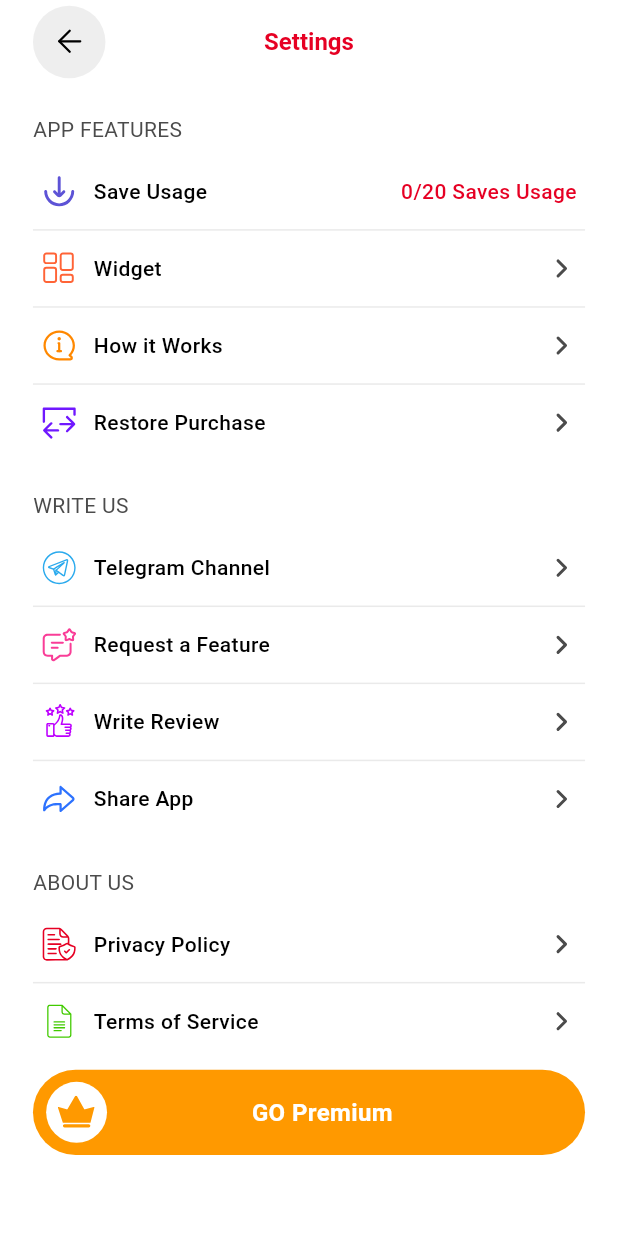
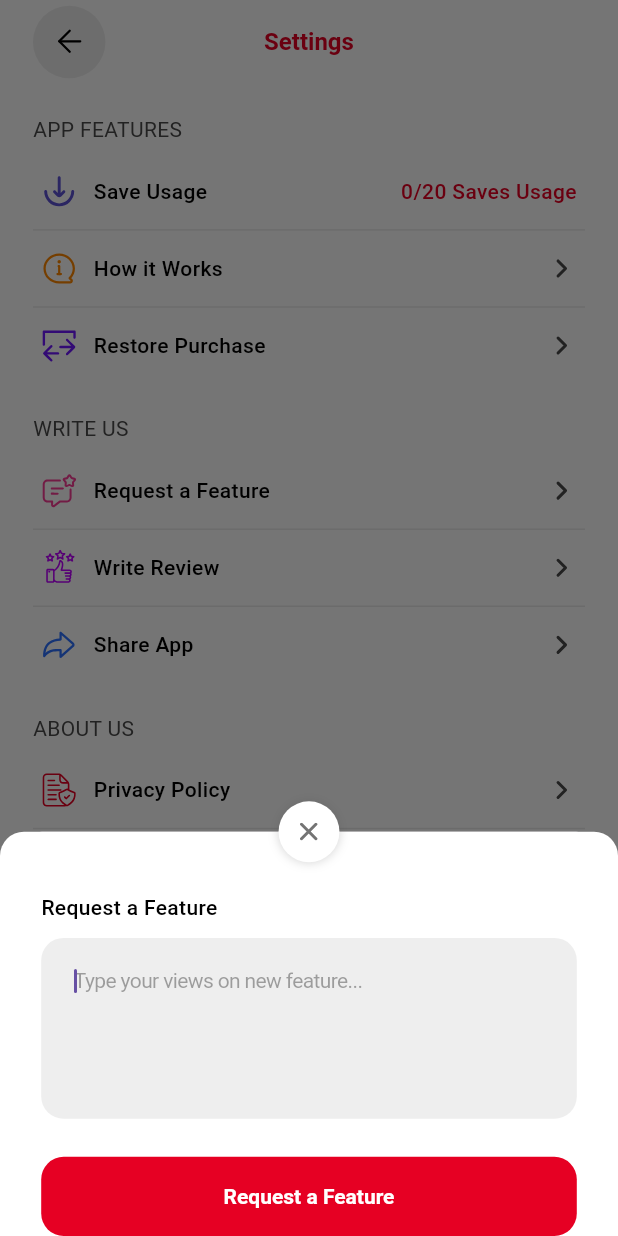
Before and after one commit to s0urav-hald3r/mypins, a Flutter app: the SettingsView screen opened directly, after a tap on "Request a Feature", on a phone screen of 412 x 824 dp. Run offline on Flutter 3.47's test engine with Material 3 defaults, Android fonts, the phone set to English and light mode, and no system bars; our stand-ins replace cached_network_image, dio, flutter_native_splash, flutter_svg, get, get_storage and 2 more; missing offline and left inert: fadingpageview, flutter_config, purchases_flutter, super_tooltip; accounts and stored records are empty.

Commit message:
client changes

```diff
--- a/lib/components/home/collection_options.dart
+++ b/lib/components/home/collection_options.dart
@@ -66,7 +66,7 @@ class CollectionOptions extends StatelessWidget {
                 isScrollControlled: true,
                 builder: (context) {
                   controller.resetSelectedPins();
-                  return ShowPinsList(collectionTag: model.name!);
+                  return ShowPinsList(collection: model);
                 });
           },
           child: Padding(
--- /dev/null
+++ b/lib/components/settings/request_feature_box.dart
@@ -0,0 +1,108 @@
+import 'package:flutter/cupertino.dart';
+import 'package:flutter/material.dart';
+import 'package:flutter_svg/flutter_svg.dart';
+import 'package:mypins/config/colors.dart';
+import 'package:mypins/config/icons.dart';
+import 'package:mypins/controllers/home_controller.dart';
+import 'package:mypins/services/navigator_key.dart';
+import 'package:mypins/utils/extension.dart';
+
+class RequestFeatureBox extends StatelessWidget {
+  const RequestFeatureBox({super.key});
+
+  @override
+  Widget build(BuildContext context) {
+    final controller = HomeController.instance;
+
+    return Container(
+      width: MediaQuery.of(context).size.width,
+      padding: EdgeInsets.fromLTRB(
+        25.w,
+        0,
+        25.w,
+        MediaQuery.of(context).viewInsets.bottom,
+      ),
+      decoration: const BoxDecoration(
+        borderRadius: BorderRadius.only(
+          topLeft: Radius.circular(16),
+          topRight: Radius.circular(16),
+        ),
+        color: whiteColor,
+      ),
+      child: Column(mainAxisSize: MainAxisSize.min, children: [
+        InkWell(
+          onTap: () {
+            NavigatorKey.pop();
+          },
+          child: Transform.translate(
+            offset: Offset(0, -20.h),
+            child: Container(
+              width: 40.h,
+              height: 40.h,
+              decoration: BoxDecoration(
+                  shape: BoxShape.circle,
+                  color: whiteColor,
+                  boxShadow: [
+                    BoxShadow(
+                      color: offWhiteColor.withOpacity(.25),
+                      blurRadius: 5,
+                    )
+                  ]),
+              child: Center(
+                child: SvgPicture.asset(crossIcon),
+              ),
+            ),
+          ),
+        ),
+        const Row(children: [
+          Text(
+            'Request a Feature',
+            style: TextStyle(
+              fontWeight: FontWeight.w500,
+              fontSize: 14,
+              color: blackColor,
+            ),
+          ),
+        ]),
+        SizedBox(height: 10.h),
+        CupertinoTextField(
+          controller: controller.requestFeature,
+          maxLines: 5,
+          autofocus: true,
+          decoration: BoxDecoration(
+            color: const Color(0xFFEEEEEE),
+            borderRadius: BorderRadius.circular(15),
+          ),
+          padding: EdgeInsets.symmetric(horizontal: 20.w, vertical: 20.h),
+          style: const TextStyle(
+            fontSize: 14,
+            fontWeight: FontWeight.w500,
+            color: Color(0xFF4B4B4B),
+          ),
+          placeholder: 'Type your views on new feature...\n\n\n\n',
+          placeholderStyle: TextStyle(
+            fontSize: 14,
+            fontWeight: FontWeight.w400,
+            color: const Color(0xFF4B4B4B).withOpacity(.5),
+          ),
+        ),
+        Container(
+          margin: EdgeInsets.fromLTRB(
+            0,
+            25.h,
+            0,
+            MediaQuery.of(context).padding.bottom,
+          ),
+          width: MediaQuery.of(context).size.width,
+          height: 52.h,
+          child: ElevatedButton(
+            child: const Text('Request a Feature'),
+            onPressed: () {
+              controller.sendMailForRequestFeature();
+            },
+          ),
+        ),
+      ]),
+    );
+  }
+}
--- a/lib/config/constants.dart
+++ b/lib/config/constants.dart
@@ -21,3 +21,4 @@ const String shareText = '';
 const String privacyPolicyUrl = '';
 const String termsOfUseUrl = '';
 const String supportUrl = '';
+const String supportMail = '';
--- a/lib/views/settings_view.dart
+++ b/lib/views/settings_view.dart
@@ -1,5 +1,6 @@
 import 'package:flutter/material.dart';
 import 'package:flutter_svg/flutter_svg.dart';
+import 'package:mypins/components/settings/request_feature_box.dart';
 import 'package:mypins/components/settings/usage_box.dart';
 import 'package:mypins/config/colors.dart';
 import 'package:mypins/config/icons.dart';
@@ -38,8 +39,11 @@ class SettingsView extends StatelessWidget {
           ),
         ),
       ),
-      body:
-          ListView(padding: EdgeInsets.symmetric(horizontal: 20.w), children: [
+      body: Container(
+        width: MediaQuery.of(context).size.width,
+        height: MediaQuery.of(context).size.height,
+        padding: EdgeInsets.symmetric(horizontal: 20.w),
+        child: Column(crossAxisAlignment: CrossAxisAlignment.start, children: [
           SizedBox(height: 20.h),
           Text(
             'App Features'.toUpperCase(),
@@ -84,11 +88,12 @@ class SettingsView extends StatelessWidget {
             ),
           ),
           const Divider(color: Color(0xFFEAEAEA), height: 1),
-        MenuItem(icon: widgetIcon, title: 'Widget', callBack: () {}),
-        const Divider(color: Color(0xFFEAEAEA), height: 1),
+          // MenuItem(icon: widgetIcon, title: 'Widget', callBack: () {}),
+          // const Divider(color: Color(0xFFEAEAEA), height: 1),
           MenuItem(icon: hiwIcon, title: 'How it Works', callBack: () {}),
           const Divider(color: Color(0xFFEAEAEA), height: 1),
-        MenuItem(icon: restoreIcon, title: 'Restore Purchase', callBack: () {}),
+          MenuItem(
+              icon: restoreIcon, title: 'Restore Purchase', callBack: () {}),
           SizedBox(height: 20.h),
           Text(
             'Write Us'.toUpperCase(),
@@ -99,11 +104,21 @@ class SettingsView extends StatelessWidget {
             ),
           ),
           SizedBox(height: 6.h),
+          // MenuItem(
+          //     icon: telegramIcon, title: 'Telegram Channel', callBack: () {}),
+          // const Divider(color: Color(0xFFEAEAEA), height: 1),
           MenuItem(
-            icon: telegramIcon, title: 'Telegram Channel', callBack: () {}),
-        const Divider(color: Color(0xFFEAEAEA), height: 1),
-        MenuItem(
-            icon: requestIcon, title: 'Request a Feature', callBack: () {}),
+              icon: requestIcon,
+              title: 'Request a Feature',
+              callBack: () {
+                showModalBottomSheet(
+                    context: context,
+                    isDismissible: false,
+                    isScrollControlled: true,
+                    builder: (context) {
+                      return const RequestFeatureBox();
+                    });
+              }),
           const Divider(color: Color(0xFFEAEAEA), height: 1),
           MenuItem(icon: reviewIcon, title: 'Write Review', callBack: () {}),
           const Divider(color: Color(0xFFEAEAEA), height: 1),
@@ -121,7 +136,7 @@ class SettingsView extends StatelessWidget {
           MenuItem(icon: privacyIcon, title: 'Privacy Policy', callBack: () {}),
           const Divider(color: Color(0xFFEAEAEA), height: 1),
           MenuItem(icon: termsIcon, title: 'Terms of Service', callBack: () {}),
-        SizedBox(height: 7.h),
+          const Spacer(),
           InkWell(
             onTap: () {
               NavigatorKey.push(const PremiumView());
@@ -160,7 +175,9 @@ class SettingsView extends StatelessWidget {
                   ]),
             ),
           ),
+          SizedBox(height: MediaQuery.of(context).padding.bottom)
         ]),
+      ),
     );
   }
 }
--- a/pubspec.yaml
+++ b/pubspec.yaml
@@ -49,6 +49,7 @@ dependencies:
   flutter_staggered_grid_view: ^0.7.0
   flutter_config: ^2.0.2
   path_provider: ^2.1.5
+  super_tooltip: ^2.0.9
 
 dev_dependencies:
   flutter_test:
```
Also changed, not shown: lib/components/home/pin_info_box.dart (+10 -7 lines), lib/components/home/show_collections_list.dart (+10 -3 lines), lib/components/home/show_pins_list.dart (+60 -9 lines), lib/controllers/home_controller.dart (+23 -0 lines), lib/views/collection_view.dart (+26 -3 lines), pubspec.lock, 2 other files. Lines whose indentation alone changed are shown as unchanged.
